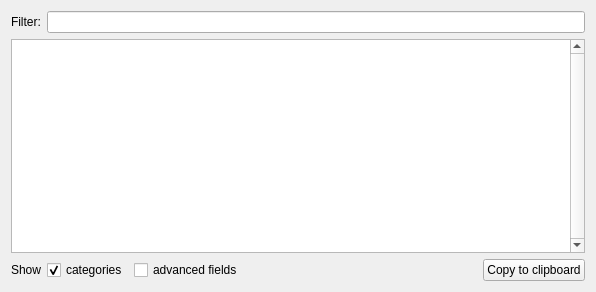
Above: Plugins/org.blueberry.ui.qt.log/src/internal/berryQtLogView.ui from MITK/MITK before the change. Below: the same form after it.
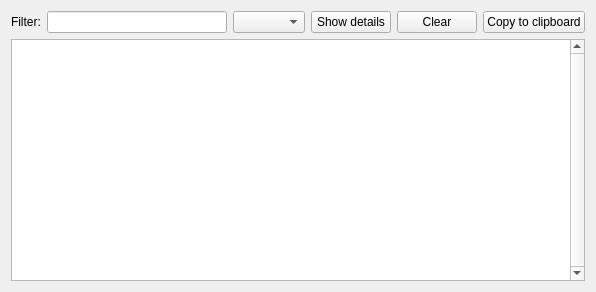
That is the form after the change.

Commit message: Rework the Logging view

The edit to the form file:
```diff
--- a/Plugins/org.blueberry.ui.qt.log/src/internal/berryQtLogView.ui
+++ b/Plugins/org.blueberry.ui.qt.log/src/internal/berryQtLogView.ui
@@ -21,7 +21,7 @@
   </property>
   <layout class="QVBoxLayout" name="verticalLayout">
    <item>
-    <layout class="QHBoxLayout" name="horizontalLayout_2">
+    <layout class="QHBoxLayout" name="horizontalLayout">
      <item>
       <widget class="QLabel" name="filterLabel">
        <property name="sizePolicy">
@@ -36,7 +36,54 @@
       </widget>
      </item>
      <item>
-      <widget class="QLineEdit" name="filterContent"/>
+      <widget class="QLineEdit" name="filterContent">
+       <property name="sizePolicy">
+        <sizepolicy hsizetype="Expanding" vsizetype="Fixed">
+         <horstretch>0</horstretch>
+         <verstretch>0</verstretch>
+        </sizepolicy>
+       </property>
+      </widget>
+     </item>
+     <item>
+      <widget class="QComboBox" name="levelFilter">
+       <property name="toolTip">
+        <string>Minimum log level to show</string>
+       </property>
+      </widget>
+     </item>
+     <item>
+      <widget class="QPushButton" name="showDetails">
+       <property name="toolTip">
+        <string>Show time and origin of each message</string>
+       </property>
+       <property name="text">
+        <string>Show details</string>
+       </property>
+       <property name="checkable">
+        <bool>true</bool>
+       </property>
+      </widget>
+     </item>
+     <item>
+      <widget class="QPushButton" name="clear">
+       <property name="toolTip">
+        <string>Discard all messages recorded so far</string>
+       </property>
+       <property name="text">
+        <string>Clear</string>
+       </property>
+      </widget>
+     </item>
+     <item>
+      <widget class="QPushButton" name="copyToClipboard">
+       <property name="toolTip">
+        <string>Copy the messages currently shown to the clipboard</string>
+       </property>
+       <property name="text">
+        <string>Copy to clipboard</string>
+       </property>
+      </widget>
      </item>
     </layout>
    </item>
@@ -48,11 +95,6 @@
        <verstretch>0</verstretch>
       </sizepolicy>
      </property>
-     <property name="font">
-      <font>
-       <pointsize>8</pointsize>
-      </font>
-     </property>
      <property name="verticalScrollBarPolicy">
       <enum>Qt::ScrollBarAlwaysOn</enum>
      </property>
@@ -78,7 +120,7 @@
       <enum>QAbstractItemView::SelectRows</enum>
      </property>
      <property name="textElideMode">
-      <enum>Qt::ElideLeft</enum>
+      <enum>Qt::ElideRight</enum>
      </property>
      <property name="verticalScrollMode">
       <enum>QAbstractItemView::ScrollPerPixel</enum>
@@ -98,18 +140,12 @@
      <property name="cornerButtonEnabled">
       <bool>false</bool>
      </property>
-     <attribute name="horizontalHeaderDefaultSectionSize">
-      <number>64</number>
-     </attribute>
      <attribute name="horizontalHeaderMinimumSectionSize">
       <number>0</number>
      </attribute>
      <attribute name="verticalHeaderVisible">
       <bool>false</bool>
      </attribute>
-     <attribute name="verticalHeaderDefaultSectionSize">
-      <number>16</number>
-     </attribute>
      <attribute name="verticalHeaderHighlightSections">
       <bool>false</bool>
      </attribute>
@@ -118,57 +154,6 @@
      </attribute>
     </widget>
    </item>
-   <item>
-    <layout class="QHBoxLayout" name="horizontalLayout">
-     <item>
-      <widget class="QLabel" name="label">
-       <property name="text">
-        <string>Show</string>
-       </property>
-      </widget>
-     </item>
-     <item>
-      <widget class="QCheckBox" name="ShowCategory">
-       <property name="text">
-        <string>categories</string>
-       </property>
-       <property name="checked">
-        <bool>true</bool>
-       </property>
-      </widget>
-     </item>
-     <item>
-      <widget class="QCheckBox" name="ShowAdvancedFields">
-       <property name="text">
-        <string>advanced fields</string>
-       </property>
-       <property name="checked">
-        <bool>false</bool>
-       </property>
-      </widget>
-     </item>
-     <item>
-      <spacer name="horizontalSpacer">
-       <property name="orientation">
-        <enum>Qt::Horizontal</enum>
-       </property>
-       <property name="sizeHint" stdset="0">
-        <size>
-         <width>40</width>
-         <height>20</height>
-        </size>
-       </property>
-      </spacer>
-     </item>
-     <item>
-      <widget class="QPushButton" name="SaveToClipboard">
-       <property name="text">
-        <string>Copy to clipboard</string>
-       </property>
-      </widget>
-     </item>
-    </layout>
-   </item>
   </layout>
  </widget>
  <layoutdefault spacing="6" margin="11"/>
```
The commit also changes 9 other files.
